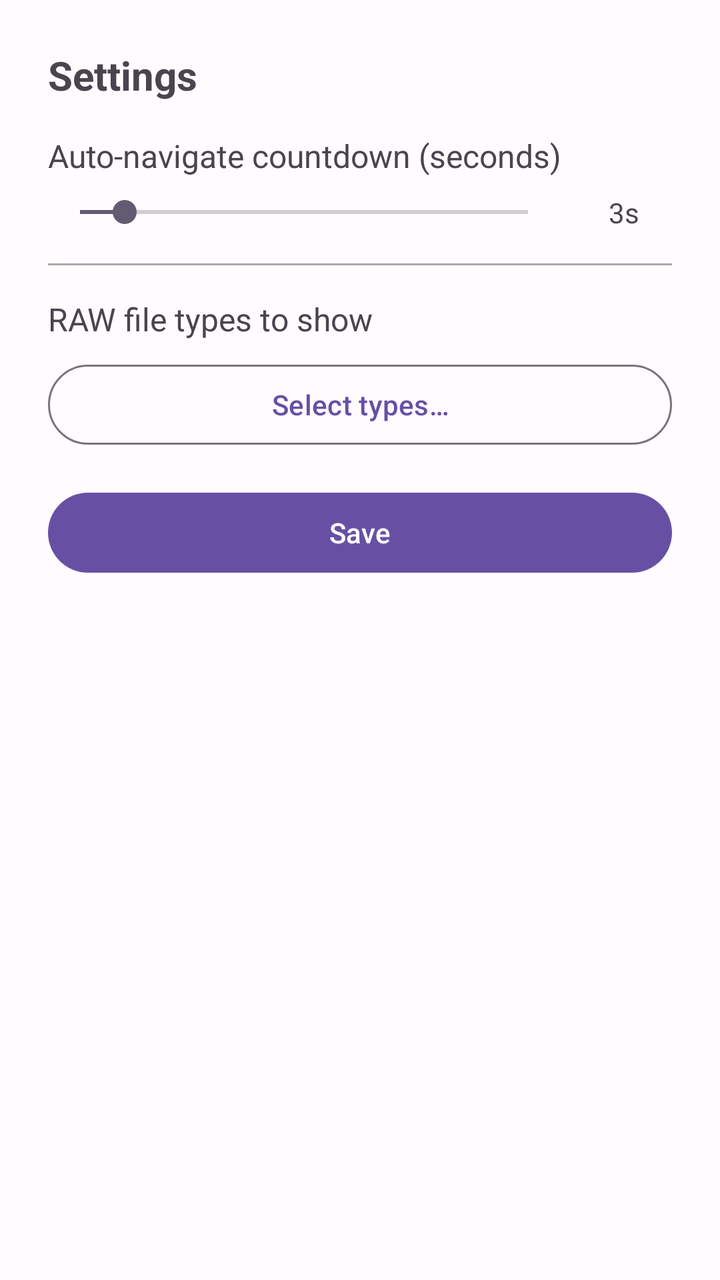
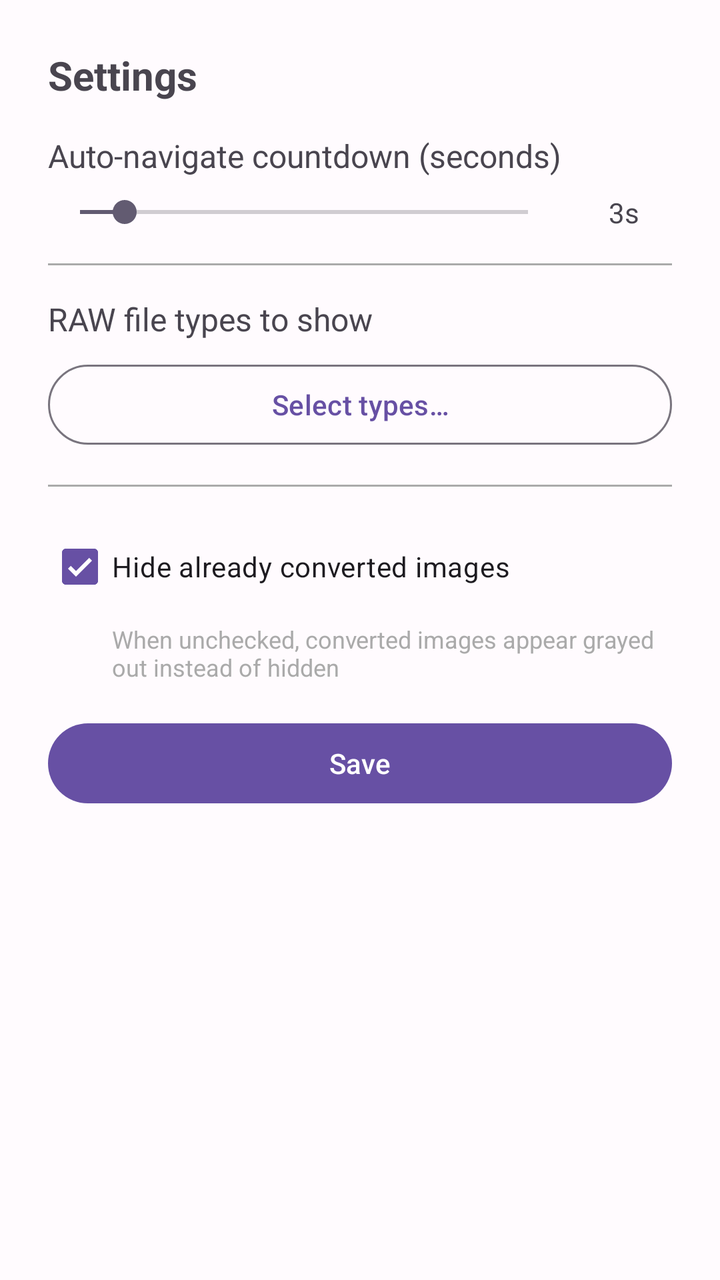

Two renders of the same Android screen: before a commit and after it. Below are the layout's source before the change and the commit's diff.
<!-- AndroidManifest.xml: application theme Theme.Raw2DNG -->
<!-- res/layout/dialog_settings.xml -->
<?xml version="1.0" encoding="utf-8"?>
<LinearLayout xmlns:android="http://schemas.android.com/apk/res/android"
    android:layout_width="match_parent"
    android:layout_height="wrap_content"
    android:orientation="vertical"
    android:padding="24dp">

    <TextView
        android:layout_width="match_parent"
        android:layout_height="wrap_content"
        android:text="@string/settings"
        android:textSize="20sp"
        android:textStyle="bold"
        android:layout_marginBottom="16dp" />

    
    <TextView
        android:layout_width="match_parent"
        android:layout_height="wrap_content"
        android:text="@string/autonav_timeout_label"
        android:textSize="16sp"
        android:layout_marginBottom="8dp" />

    <LinearLayout
        android:layout_width="match_parent"
        android:layout_height="wrap_content"
        android:orientation="horizontal"
        android:gravity="center_vertical">

        <SeekBar
            android:id="@+id/seekAutonavTimeout"
            android:layout_width="0dp"
            android:layout_height="wrap_content"
            android:layout_weight="1"
            android:max="30"
            android:progress="3" />

        <TextView
            android:id="@+id/txtAutonavValue"
            android:layout_width="48dp"
            android:layout_height="wrap_content"
            android:text="3s"
            android:textAlignment="center"
            android:layout_marginStart="8dp" />

    </LinearLayout>

    <TextView
        android:id="@+id/txtAutonavWarning"
        android:layout_width="match_parent"
        android:layout_height="wrap_content"
        android:text="@string/autonav_zero_warning"
        android:textColor="#FF5722"
        android:textSize="12sp"
        android:visibility="gone"
        android:layout_marginTop="4dp" />

    
    <View
        android:layout_width="match_parent"
        android:layout_height="1dp"
        android:background="@android:color/darker_gray"
        android:layout_marginTop="16dp"
        android:layout_marginBottom="16dp" />

    <TextView
        android:layout_width="match_parent"
        android:layout_height="wrap_content"
        android:text="@string/raw_types_label"
        android:textSize="16sp"
        android:layout_marginBottom="8dp" />

    <Button
        android:id="@+id/btnSelectRawTypes"
        android:layout_width="match_parent"
        android:layout_height="wrap_content"
        style="@style/Widget.Material3.Button.OutlinedButton"
        android:text="@string/raw_types_select" />

    <Button
        android:id="@+id/btnSave"
        android:layout_width="match_parent"
        android:layout_height="wrap_content"
        android:text="@string/save"
        android:layout_marginTop="16dp" />

</LinearLayout>
<!-- resources referenced by this layout -->
<resources>
  <string name="autonav_timeout_label">Auto-navigate countdown (seconds)</string>
  <string name="autonav_zero_warning">⚠️ With 0 seconds, navigation happens immediately even if some conversions failed</string>
  <string name="raw_types_label">RAW file types to show</string>
  <string name="raw_types_select">Select types…</string>
  <string name="save">Save</string>
  <string name="settings">Settings</string>
  <style name="Theme.Raw2DNG" parent="Theme.Material3.DayNight.NoActionBar">
          
          <item name="colorPrimary">@color/md_theme_primary</item>
          <item name="colorOnPrimary">@color/md_theme_onPrimary</item>
          <item name="colorPrimaryContainer">@color/md_theme_primaryContainer</item>
          <item name="colorOnPrimaryContainer">@color/md_theme_onPrimaryContainer</item>
          
          <item name="colorSecondary">@color/md_theme_secondary</item>
          <item name="colorOnSecondary">@color/md_theme_onSecondary</item>
          <item name="colorSecondaryContainer">@color/md_theme_secondaryContainer</item>
          <item name="colorOnSecondaryContainer">@color/md_theme_onSecondaryContainer</item>
          
          <item name="colorTertiary">@color/md_theme_tertiary</item>
          <item name="colorOnTertiary">@color/md_theme_onTertiary</item>
          
          <item name="android:colorBackground">@color/md_theme_background</item>
          <item name="colorOnBackground">@color/md_theme_onBackground</item>
          <item name="colorSurface">@color/md_theme_surface</item>
          <item name="colorOnSurface">@color/md_theme_onSurface</item>
          <item name="colorSurfaceVariant">@color/md_theme_surfaceVariant</item>
          <item name="colorOnSurfaceVariant">@color/md_theme_onSurfaceVariant</item>
          
          <item name="android:statusBarColor">@android:color/transparent</item>
          <item name="android:navigationBarColor">@android:color/transparent</item>
      </style>
  <color name="md_theme_primary">#6750A4</color>
  <color name="md_theme_onPrimary">#FFFFFF</color>
  <color name="md_theme_primaryContainer">#EADDFF</color>
  <color name="md_theme_onPrimaryContainer">#21005E</color>
  <color name="md_theme_secondary">#625B71</color>
  <color name="md_theme_onSecondary">#FFFFFF</color>
  <color name="md_theme_secondaryContainer">#E8DEF8</color>
  <color name="md_theme_onSecondaryContainer">#1E192B</color>
  <color name="md_theme_tertiary">#7D5260</color>
  <color name="md_theme_onTertiary">#FFFFFF</color>
  <color name="md_theme_background">#FFFBFE</color>
  <color name="md_theme_onBackground">#1C1B1F</color>
  <color name="md_theme_surface">#FFFBFE</color>
  <color name="md_theme_onSurface">#1C1B1F</color>
  <color name="md_theme_surfaceVariant">#E7E0EC</color>
  <color name="md_theme_onSurfaceVariant">#49454E</color>
</resources>

<!-- the commit's change to res/layout/dialog_settings.xml (unified diff, before → after) -->
@@ -77,6 +77,30 @@
         style="@style/Widget.Material3.Button.OutlinedButton"
         android:text="@string/raw_types_select" />
 
+    
+    <View
+        android:layout_width="match_parent"
+        android:layout_height="1dp"
+        android:background="@android:color/darker_gray"
+        android:layout_marginTop="16dp"
+        android:layout_marginBottom="16dp" />
+
+    <CheckBox
+        android:id="@+id/chkHideConverted"
+        android:layout_width="match_parent"
+        android:layout_height="wrap_content"
+        android:text="@string/hide_converted_label"
+        android:checked="true" />
+
+    <TextView
+        android:layout_width="match_parent"
+        android:layout_height="wrap_content"
+        android:text="@string/hide_converted_hint"
+        android:textSize="12sp"
+        android:textColor="@android:color/darker_gray"
+        android:layout_marginStart="32dp"
+        android:layout_marginTop="4dp" />
+
     <Button
         android:id="@+id/btnSave"
         android:layout_width="match_parent"
<!-- resource entries referenced after the edit -->
@@ -2,6 +2,8 @@
 <resources>
   <string name="autonav_timeout_label">Auto-navigate countdown (seconds)</string>
   <string name="autonav_zero_warning">⚠️ With 0 seconds, navigation happens immediately even if some conversions failed</string>
+  <string name="hide_converted_hint">When unchecked, converted images appear grayed out instead of hidden</string>
+  <string name="hide_converted_label">Hide already converted images</string>
   <string name="raw_types_label">RAW file types to show</string>
   <string name="raw_types_select">Select types…</string>
   <string name="save">Save</string>
